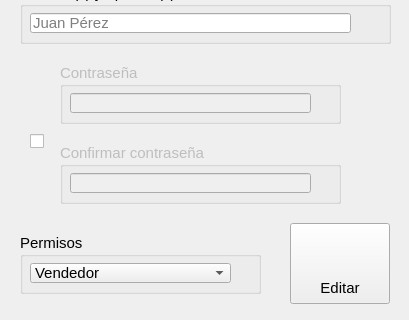
ivanperez-7/printpos, file src/AdministrarUsuarios/Ui_EditarUsuario.ui: the form before one commit; both pictures show x 0 to 409 and y 207 to 527 of the 409 by 527 pixel window.
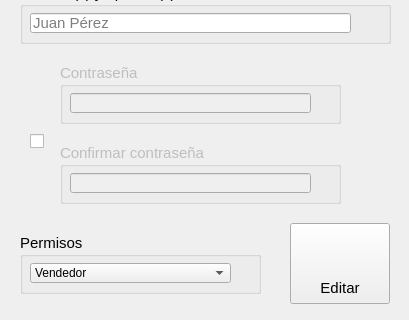
The form after the commit. Icons and pictures are not drawn.

```diff
--- a/src/AdministrarUsuarios/Ui_EditarUsuario.ui
+++ b/src/AdministrarUsuarios/Ui_EditarUsuario.ui
@@ -309,7 +309,7 @@
    </property>
    <property name="font">
     <font>
-     <family>Arial</family>
+     <family>Segoe UI</family>
      <pointsize>11</pointsize>
     </font>
    </property>
@@ -325,6 +325,12 @@
       <height>20</height>
      </rect>
     </property>
+    <property name="font">
+     <font>
+      <family>Segoe UI</family>
+      <pointsize>9</pointsize>
+     </font>
+    </property>
     <property name="styleSheet">
      <string notr="true">QFrame {border: 1px solid black;}</string>
     </property>
```
Left out of the diff: 61 changed lines with no effect on the pictures.
